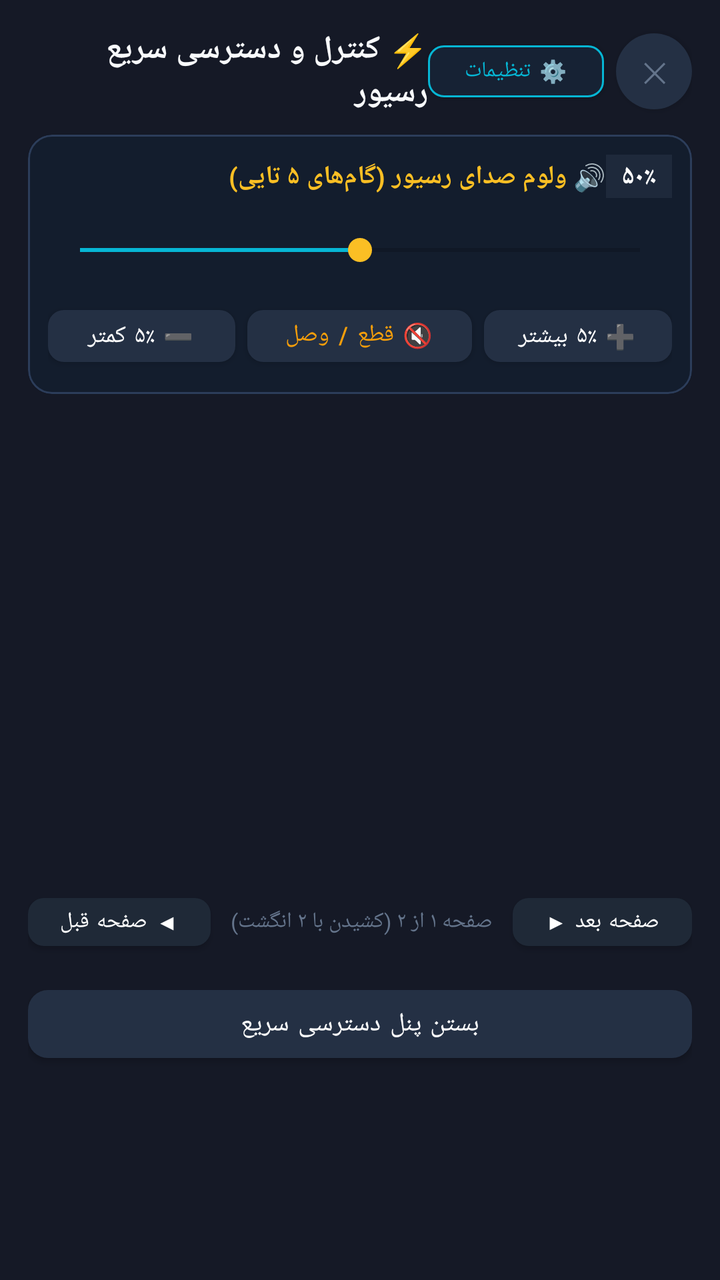
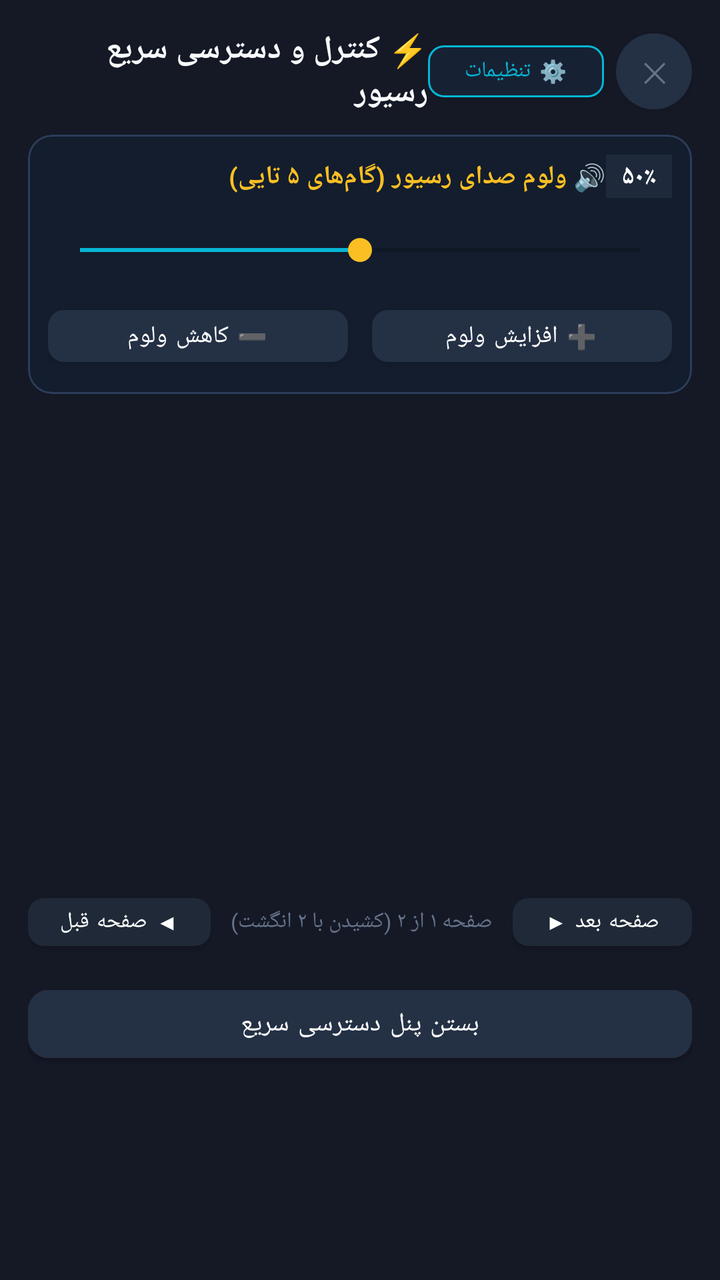

Two renders of the same Android screen: before a commit and after it. Below are the layout's source before the change and the commit's diff.
<!-- AndroidManifest.xml: application theme Theme.GMScreenAccessible -->
<!-- res/layout/dialog_quick_access.xml -->
<?xml version="1.0" encoding="utf-8"?>
<LinearLayout xmlns:android="http://schemas.android.com/apk/res/android"
    xmlns:app="http://schemas.android.com/apk/res-auto"
    android:layout_width="match_parent"
    android:layout_height="wrap_content"
    android:orientation="vertical"
    android:background="@color/card_bg"
    android:padding="14dp">

    
    <LinearLayout
        android:layout_width="match_parent"
        android:layout_height="wrap_content"
        android:orientation="horizontal"
        android:gravity="center_vertical"
        android:layout_marginBottom="10dp">

        <TextView
            android:id="@+id/txtQuickAccessTitle"
            android:layout_width="0dp"
            android:layout_height="wrap_content"
            android:layout_weight="1"
            android:text="⚡ کنترل و دسترسی سریع رسیور"
            android:textColor="@color/text_primary"
            android:textSize="16sp"
            android:textStyle="bold" />

        <com.google.android.material.button.MaterialButton
            android:id="@+id/btnCustomizeQuickAccess"
            android:layout_width="wrap_content"
            android:layout_height="38dp"
            android:text="⚙️ تنظیمات"
            android:contentDescription="تنظیمات و سفارشی‌سازی پنل دسترسی سریع"
            android:textColor="@color/accent_blue"
            android:textSize="11sp"
            app:strokeColor="@color/accent_blue"
            app:strokeWidth="1dp"
            app:backgroundTint="#162234"
            app:cornerRadius="8dp"
            android:paddingHorizontal="10dp"
            android:layout_marginEnd="6dp" />

        <com.google.android.material.button.MaterialButton
            android:id="@+id/btnCloseQuickAccessTop"
            android:layout_width="38dp"
            android:layout_height="38dp"
            android:text="✕"
            android:contentDescription="بستن دسترسی سریع"
            android:textColor="@color/text_muted"
            android:textSize="14sp"
            app:backgroundTint="#243044"
            app:cornerRadius="19dp"
            android:insetTop="0dp"
            android:insetBottom="0dp"
            android:padding="0dp" />
    </LinearLayout>

    
    <com.google.android.material.card.MaterialCardView
        android:id="@+id/cardVolumeControl"
        android:layout_width="match_parent"
        android:layout_height="wrap_content"
        android:layout_marginBottom="10dp"
        app:cardBackgroundColor="#131D2D"
        app:cardCornerRadius="12dp"
        app:strokeColor="#2C3D5A"
        app:strokeWidth="1dp">

        <LinearLayout
            android:layout_width="match_parent"
            android:layout_height="wrap_content"
            android:orientation="vertical"
            android:padding="10dp">

            <LinearLayout
                android:layout_width="match_parent"
                android:layout_height="wrap_content"
                android:orientation="horizontal"
                android:gravity="center_vertical"
                android:layout_marginBottom="6dp">

                <TextView
                    android:layout_width="0dp"
                    android:layout_height="wrap_content"
                    android:layout_weight="1"
                    android:text="🔊 ولوم صدای رسیور (گام‌های ۵ تایی)"
                    android:textColor="@color/accent_yellow"
                    android:textSize="13sp"
                    android:textStyle="bold" />

                <TextView
                    android:id="@+id/txtVolumeBadge"
                    android:layout_width="wrap_content"
                    android:layout_height="wrap_content"
                    android:text="۵۰٪"
                    android:textColor="@color/white"
                    android:textSize="13sp"
                    android:textStyle="bold"
                    android:background="#1E293B"
                    android:paddingHorizontal="8dp"
                    android:paddingVertical="2dp" />
            </LinearLayout>

            
            <SeekBar
                android:id="@+id/seekBarVolume"
                android:layout_width="match_parent"
                android:layout_height="40dp"
                android:max="100"
                android:progress="50"
                android:contentDescription="لغزنده تنظیم صدای رسیور در گام‌های ۵ تایی. با بالا و پایین کشیدن انگشت یا کلیدهای ولوم، صدا را تنظیم کنید."
                android:progressTint="@color/accent_blue"
                android:thumbTint="@color/accent_yellow" />

            
            <LinearLayout
                android:id="@+id/layoutVolumeButtons"
                android:layout_width="match_parent"
                android:layout_height="wrap_content"
                android:orientation="horizontal"
                android:gravity="center"
                android:layout_marginTop="4dp">

                <com.google.android.material.button.MaterialButton
                    android:id="@+id/btnVolMinus5"
                    android:layout_width="0dp"
                    android:layout_height="38dp"
                    android:layout_weight="1"
                    android:text="➖ ۵٪ کمتر"
                    android:contentDescription="کاهش پنج درصد صدای رسیور"
                    android:textColor="@color/white"
                    android:textSize="12sp"
                    android:layout_marginEnd="4dp"
                    app:backgroundTint="#243044"
                    app:cornerRadius="8dp" />

                <com.google.android.material.button.MaterialButton
                    android:id="@+id/btnQuickMute"
                    android:layout_width="0dp"
                    android:layout_height="38dp"
                    android:layout_weight="1.2"
                    android:text="🔇 قطع / وصل صدا"
                    android:contentDescription="قطع یا وصل فوری صدای رسیور"
                    android:textColor="@color/accent_amber"
                    android:textSize="12sp"
                    android:layout_marginHorizontal="2dp"
                    app:backgroundTint="#243044"
                    app:cornerRadius="8dp" />

                <com.google.android.material.button.MaterialButton
                    android:id="@+id/btnVolPlus5"
                    android:layout_width="0dp"
                    android:layout_height="38dp"
                    android:layout_weight="1"
                    android:text="➕ ۵٪ بیشتر"
                    android:contentDescription="افزایش پنج درصد صدای رسیور"
                    android:textColor="@color/white"
                    android:textSize="12sp"
                    android:layout_marginStart="4dp"
                    app:backgroundTint="#243044"
                    app:cornerRadius="8dp" />
            </LinearLayout>
        </LinearLayout>
    </com.google.android.material.card.MaterialCardView>

    
    <androidx.viewpager2.widget.ViewPager2
        android:id="@+id/pagerQuickActions"
        android:layout_width="match_parent"
        android:layout_height="230dp"
        android:layout_marginBottom="6dp" />

    
    <LinearLayout
        android:id="@+id/rowPageNavigation"
        android:layout_width="match_parent"
        android:layout_height="wrap_content"
        android:orientation="horizontal"
        android:gravity="center_vertical"
        android:layout_marginBottom="10dp">

        <com.google.android.material.button.MaterialButton
            android:id="@+id/btnPrevPage"
            android:layout_width="wrap_content"
            android:layout_height="36dp"
            android:text="◀ صفحه قبل"
            android:contentDescription="رفتن به صفحه قبل کلیدهای دسترسی سریع"
            android:textColor="@color/white"
            android:textSize="11sp"
            app:backgroundTint="#1F2937"
            app:cornerRadius="8dp" />

        <TextView
            android:id="@+id/txtPageIndicator"
            android:layout_width="0dp"
            android:layout_height="wrap_content"
            android:layout_weight="1"
            android:text="صفحه ۱ از ۲ (کشیدن با ۲ انگشت)"
            android:textColor="@color/text_muted"
            android:textSize="11sp"
            android:gravity="center" />

        <com.google.android.material.button.MaterialButton
            android:id="@+id/btnNextPage"
            android:layout_width="wrap_content"
            android:layout_height="36dp"
            android:text="صفحه بعد ▶"
            android:contentDescription="رفتن به صفحه بعد کلیدهای دسترسی سریع"
            android:textColor="@color/white"
            android:textSize="11sp"
            app:backgroundTint="#1F2937"
            app:cornerRadius="8dp" />
    </LinearLayout>

    
    <com.google.android.material.button.MaterialButton
        android:id="@+id/btnCloseQuickAccessBottom"
        android:layout_width="match_parent"
        android:layout_height="46dp"
        android:text="بستن پنل دسترسی سریع"
        android:contentDescription="بستن پنجره دسترسی سریع"
        android:textColor="@color/white"
        android:textSize="13sp"
        app:backgroundTint="#243044"
        app:cornerRadius="10dp" />

</LinearLayout>
<!-- resources referenced by this layout -->
<resources>
  <color name="accent_amber">#FFF59E0B</color>
  <color name="accent_blue">#FF06B6D4</color>
  <color name="accent_yellow">#FFFBBF24</color>
  <color name="card_bg">#FF151926</color>
  <color name="text_muted">#FF64748B</color>
  <color name="text_primary">#FFF8FAFC</color>
  <color name="white">#FFFFFFFF</color>
  <style name="Theme.GMScreenAccessible" parent="Theme.MaterialComponents.DayNight.NoActionBar">
          <item name="colorPrimary">@color/primary</item>
          <item name="colorPrimaryVariant">@color/primary_variant</item>
          <item name="colorOnPrimary">@color/white</item>
          <item name="colorSecondary">@color/secondary</item>
          <item name="colorSurface">@color/card_bg</item>
          <item name="colorOnSurface">@color/text_primary</item>
          <item name="android:statusBarColor">@color/dark_bg</item>
          <item name="android:navigationBarColor">@color/dark_bg</item>
          <item name="android:windowBackground">@color/dark_bg</item>
          <item name="materialAlertDialogTheme">@style/CustomMaterialAlertDialogTheme</item>
      </style>
  <color name="primary">#FF2563EB</color>
  <color name="primary_variant">#FF1D4ED8</color>
  <color name="secondary">#FFF59E0B</color>
  <color name="dark_bg">#FF0B0E17</color>
  <style name="CustomMaterialAlertDialogTheme" parent="ThemeOverlay.MaterialComponents.MaterialAlertDialog">
          <item name="colorSurface">@color/card_bg_elevated</item>
          <item name="colorOnSurface">@color/text_primary</item>
          <item name="colorPrimary">@color/primary_light</item>
          <item name="shapeAppearanceOverlay">@style/DialogShapeAppearance</item>
      </style>
  <color name="card_bg_elevated">#FF1E2436</color>
  <color name="primary_light">#FF3B82F6</color>
  <style name="DialogShapeAppearance" parent="">
          <item name="cornerSize">16dp</item>
      </style>
</resources>

<!-- the commit's change to res/layout/dialog_quick_access.xml (unified diff, before → after) -->
@@ -126,24 +126,11 @@
                     android:layout_width="0dp"
                     android:layout_height="38dp"
                     android:layout_weight="1"
-                    android:text="➖ ۵٪ کمتر"
-                    android:contentDescription="کاهش پنج درصد صدای رسیور"
+                    android:text="➖ کاهش ولوم"
+                    android:contentDescription="کاهش ولوم صدای رسیور"
                     android:textColor="@color/white"
                     android:textSize="12sp"
-                    android:layout_marginEnd="4dp"
-                    app:backgroundTint="#243044"
-                    app:cornerRadius="8dp" />
-
-                <com.google.android.material.button.MaterialButton
-                    android:id="@+id/btnQuickMute"
-                    android:layout_width="0dp"
-                    android:layout_height="38dp"
-                    android:layout_weight="1.2"
-                    android:text="🔇 قطع / وصل صدا"
-                    android:contentDescription="قطع یا وصل فوری صدای رسیور"
-                    android:textColor="@color/accent_amber"
-                    android:textSize="12sp"
-                    android:layout_marginHorizontal="2dp"
+                    android:layout_marginEnd="6dp"
                     app:backgroundTint="#243044"
                     app:cornerRadius="8dp" />
 
@@ -152,11 +139,11 @@
                     android:layout_width="0dp"
                     android:layout_height="38dp"
                     android:layout_weight="1"
-                    android:text="➕ ۵٪ بیشتر"
-                    android:contentDescription="افزایش پنج درصد صدای رسیور"
+                    android:text="➕ افزایش ولوم"
+                    android:contentDescription="افزایش ولوم صدای رسیور"
                     android:textColor="@color/white"
                     android:textSize="12sp"
-                    android:layout_marginStart="4dp"
+                    android:layout_marginStart="6dp"
                     app:backgroundTint="#243044"
                     app:cornerRadius="8dp" />
             </LinearLayout>
<!-- resource entries referenced after the edit -->
@@ -1,6 +1,5 @@
 <!-- resources referenced by this layout -->
 <resources>
-  <color name="accent_amber">#FFF59E0B</color>
   <color name="accent_blue">#FF06B6D4</color>
   <color name="accent_yellow">#FFFBBF24</color>
   <color name="card_bg">#FF151926</color>
